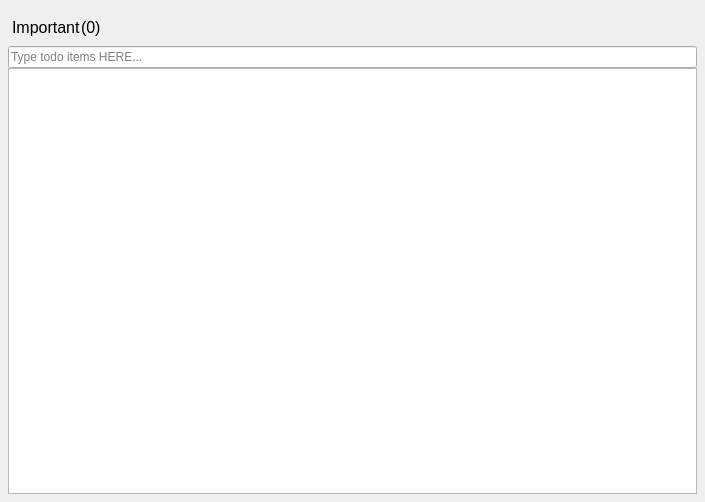
yixiaoyang/QTodo, file src/QTodo/Widgets/QTodoItemWidget.ui: the form before one commit.
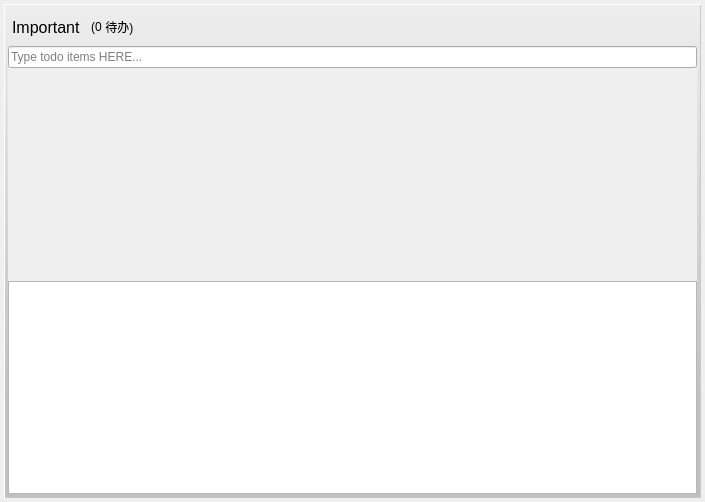
The form after the commit.

Commit message: 1.QTodo更新：添加勾选以完成事件功能，简化界面。

Diff of the .ui file:
```diff
--- a/src/QTodo/Widgets/QTodoItemWidget.ui
+++ b/src/QTodo/Widgets/QTodoItemWidget.ui
@@ -14,18 +14,20 @@
    <string>Form</string>
   </property>
   <property name="styleSheet">
-   <string notr="true">#widget_main{
-	border-width:1px;
-	border-style:ouset;
-	border-radius:4px;
-	border-color: rgb(150, 150, 150);
-}
-
-QLabel{
+   <string notr="true">#label_title{
 	font-size:16px;
 }
 #plainTextEdit{
-}</string>
+}
+
+#widget_main{
+	border-color: rgb(200, 200, 200);
+	border-width:1px;
+	border-style:outset;
+	/*background-color: rgb(254, 250, 234);*/
+    background-color: qlineargradient(x1: 0, y1: 0, x2: 0, y2: 0.8,stop: 0 #EEEEEE, stop: 1 #C0C0C0);
+}
+</string>
   </property>
   <layout class="QVBoxLayout" name="verticalLayout_2">
    <property name="spacing">
@@ -80,10 +82,40 @@
            </property>
           </widget>
          </item>
+         <item>
+          <spacer name="horizontalSpacer_2">
+           <property name="orientation">
+            <enum>Qt::Horizontal</enum>
+           </property>
+           <property name="sizeType">
+            <enum>QSizePolicy::Fixed</enum>
+           </property>
+           <property name="sizeHint" stdset="0">
+            <size>
+             <width>10</width>
+             <height>20</height>
+            </size>
+           </property>
+          </spacer>
+         </item>
          <item>
           <widget class="QLabel" name="label_2">
            <property name="text">
-            <string>(0)</string>
+            <string>(</string>
+           </property>
+          </widget>
+         </item>
+         <item>
+          <widget class="QLabel" name="label_count">
+           <property name="text">
+            <string>0</string>
+           </property>
+          </widget>
+         </item>
+         <item>
+          <widget class="QLabel" name="label">
+           <property name="text">
+            <string> 待办)</string>
            </property>
           </widget>
          </item>
@@ -110,6 +142,65 @@
         </property>
        </widget>
       </item>
+      <item>
+       <widget class="QScrollArea" name="scrollArea">
+        <property name="focusPolicy">
+         <enum>Qt::NoFocus</enum>
+        </property>
+        <property name="frameShape">
+         <enum>QFrame::NoFrame</enum>
+        </property>
+        <property name="widgetResizable">
+         <bool>true</bool>
+        </property>
+        <widget class="QWidget" name="widget_details">
+         <property name="geometry">
+          <rect>
+           <x>0</x>
+           <y>0</y>
+           <width>689</width>
+           <height>212</height>
+          </rect>
+         </property>
+         <layout class="QVBoxLayout" name="verticalLayout_3">
+          <property name="spacing">
+           <number>0</number>
+          </property>
+          <property name="leftMargin">
+           <number>4</number>
+          </property>
+          <property name="topMargin">
+           <number>4</number>
+          </property>
+          <property name="rightMargin">
+           <number>0</number>
+          </property>
+          <property name="bottomMargin">
+           <number>0</number>
+          </property>
+          <item>
+           <layout class="QVBoxLayout" name="verticalLayout_details">
+            <item>
+             <spacer name="verticalSpacer">
+              <property name="orientation">
+               <enum>Qt::Vertical</enum>
+              </property>
+              <property name="sizeHint" stdset="0">
+               <size>
+                <width>20</width>
+                <height>40</height>
+               </size>
+              </property>
+             </spacer>
+            </item>
+           </layout>
+          </item>
+         </layout>
+         <zorder>verticalSpacer</zorder>
+         <zorder></zorder>
+        </widget>
+       </widget>
+      </item>
       <item>
        <widget class="QPlainTextEdit" name="plainTextEdit">
         <property name="focusPolicy">
```
The commit also changes 16 other files.
